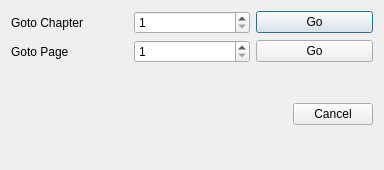
Qt form widgets/gotodialog.ui (Rain92/UltimateMangaReader) before a commit.
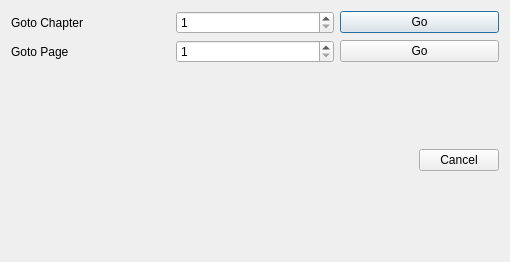
The same form after that commit.

```diff
--- a/widgets/gotodialog.ui
+++ b/widgets/gotodialog.ui
@@ -6,12 +6,12 @@
    <rect>
     <x>0</x>
     <y>0</y>
-    <width>384</width>
-    <height>170</height>
+    <width>510</width>
+    <height>262</height>
    </rect>
   </property>
   <property name="sizePolicy">
-   <sizepolicy hsizetype="Expanding" vsizetype="Preferred">
+   <sizepolicy hsizetype="Preferred" vsizetype="Preferred">
     <horstretch>0</horstretch>
     <verstretch>0</verstretch>
    </sizepolicy>
```
